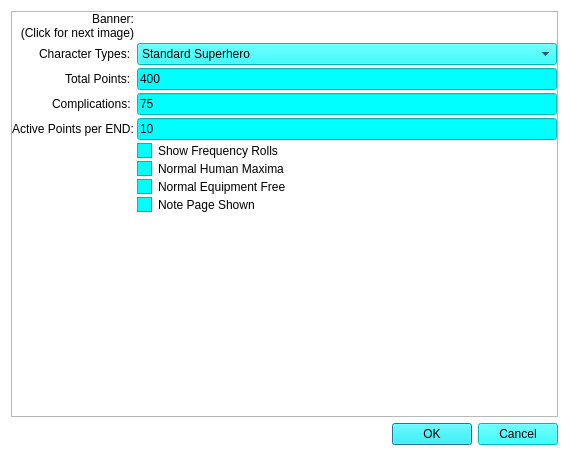
The window that optiondialog.ui (ldraconus/HSCCU) describes before a commit, drawn with Qt 5.
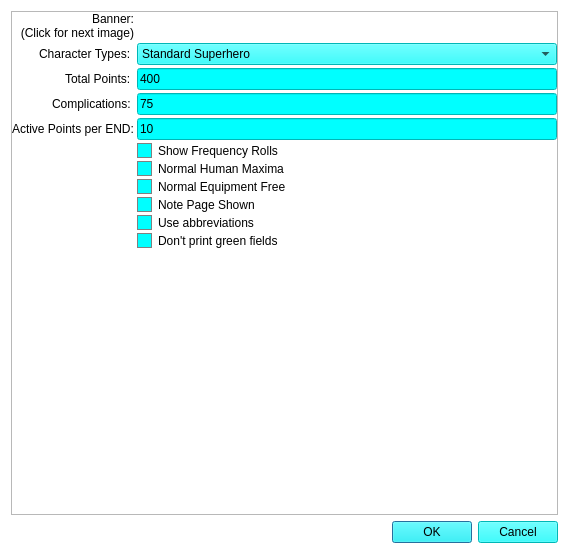
The same window after the commit. Icons and pictures are not drawn.

```diff
--- a/optiondialog.ui
+++ b/optiondialog.ui
@@ -7,7 +7,7 @@
     <x>0</x>
     <y>0</y>
     <width>569</width>
-    <height>456</height>
+    <height>554</height>
    </rect>
   </property>
   <property name="windowTitle">
@@ -35,7 +35,7 @@
         <x>0</x>
         <y>0</y>
         <width>549</width>
-        <height>406</height>
+        <height>496</height>
        </rect>
       </property>
       <property name="autoFillBackground">
@@ -399,6 +399,56 @@
             </property>
            </widget>
           </item>
+          <item row="12" column="1">
+           <widget class="QCheckBox" name="abbreviations">
+            <property name="styleSheet">
+             <string notr="true">QCheckBox {
+                      color: black; 
+                      background: white; 
+                    } 
+                    QCheckBox::indicator {
+                      width: 13px;
+                      height: 13px;
+                      border: 1px solid gray; 
+                      color: black;
+                      background: cyan;
+                    } 
+                    QCheckBox::indicator:checked {
+                      border: 1px solid gray; 
+                      image: url(:/icons/Check.png); 
+                      background: cyan;
+                    }</string>
+            </property>
+            <property name="text">
+             <string>Use abbreviations</string>
+            </property>
+           </widget>
+          </item>
+          <item row="13" column="1">
+           <widget class="QCheckBox" name="greenfields">
+            <property name="styleSheet">
+             <string notr="true">QCheckBox {
+                      color: black; 
+                      background: white; 
+                    } 
+                    QCheckBox::indicator {
+                      width: 13px;
+                      height: 13px;
+                      border: 1px solid gray; 
+                      color: black;
+                      background: cyan;
+                    } 
+                    QCheckBox::indicator:checked {
+                      border: 1px solid gray; 
+                      image: url(:/icons/Check.png); 
+                      background: cyan;
+                    }</string>
+            </property>
+            <property name="text">
+             <string>Don't print green fields</string>
+            </property>
+           </widget>
+          </item>
          </layout>
         </widget>
        </item>
```
Left out of the diff: 6 changed lines with no effect on the pictures.
